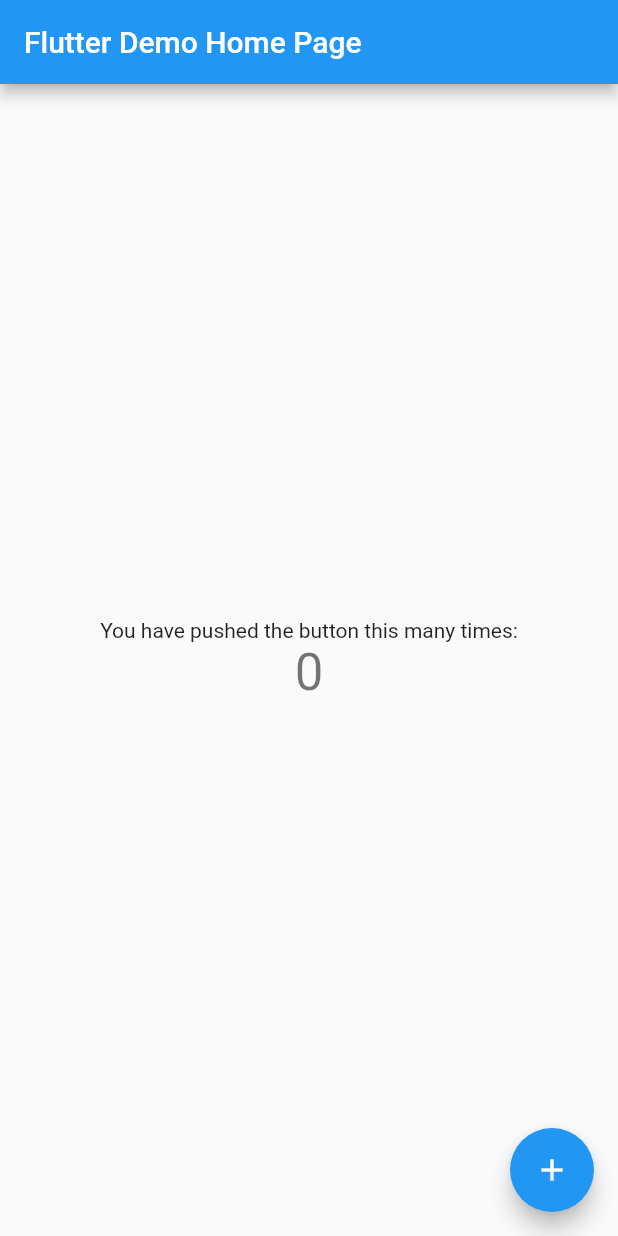
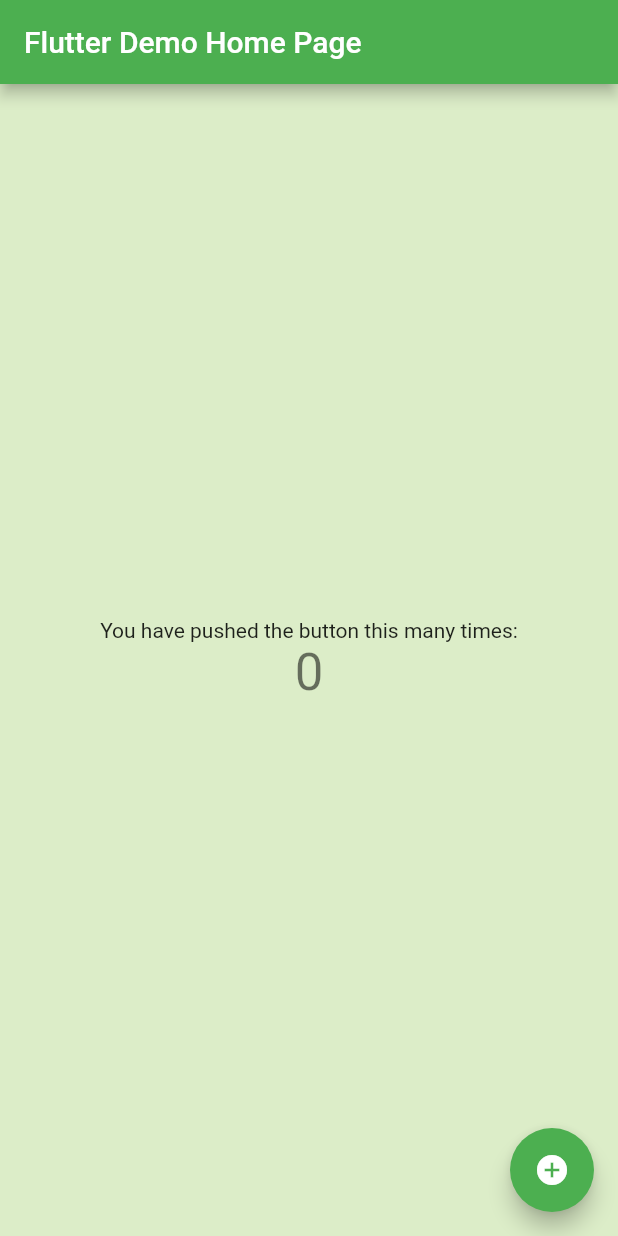
Before and after one commit to DenisMutinda/denis-planner, a Flutter app: the screen it shows after launch, on a phone screen of 412 x 824 dp. Run offline on Flutter 3.47's test engine with Material 2 defaults, Android fonts, the phone set to English and light mode, and no system bars; our stand-ins replace shared_preferences.

```diff
--- a/lib/main.dart
+++ b/lib/main.dart
@@ -1,4 +1,5 @@
 import 'package:flutter/material.dart';
+import 'package:shared_preferences/shared_preferences.dart';
 
 void main() {
   runApp(MyApp());
@@ -12,21 +13,15 @@ class MyApp extends StatelessWidget {
       title: 'Flutter Demo',
       theme: ThemeData(
         // This is the theme of your application.
-        //
-        // Try running your application with "flutter run". You'll see the
-        // application has a blue toolbar. Then, without quitting the app, try
-        // changing the primarySwatch below to Colors.green and then invoke
-        // "hot reload" (press "r" in the console where you ran "flutter run",
-        // or simply save your changes to "hot reload" in a Flutter IDE).
-        // Notice that the counter didn't reset back to zero; the application
-        // is not restarted.
-        primarySwatch: Colors.blue,
+        primarySwatch: Colors.green,
+        canvasColor: Colors.lightGreen.shade100,
         // This makes the visual density adapt to the platform that you run
         // the app on. For desktop platforms, the controls will be smaller and
         // closer together (more dense) than on mobile platforms.
         visualDensity: VisualDensity.adaptivePlatformDensity,
       ),
       home: MyHomePage(title: 'Flutter Demo Home Page'),
+      debugShowCheckedModeBanner: false,
     );
   }
 }
@@ -61,6 +56,13 @@ class _MyHomePageState extends State<MyHomePage> {
       // called again, and so nothing would appear to happen.
       _counter++;
     });
+  }
+
+  void _updateSharedPrefences() async{
+    SharedPreferences prefs = await SharedPreferences.getInstance();
+    int counter = (prefs.getInt('counter') ?? 0) + 1;
+    print('Pressed $counter times.');
+    await prefs.setInt('counter', counter);
   }
 
   @override
@@ -110,7 +112,7 @@ class _MyHomePageState extends State<MyHomePage> {
       floatingActionButton: FloatingActionButton(
         onPressed: _incrementCounter,
         tooltip: 'Increment',
-        child: Icon(Icons.add),
+        child: Icon(Icons.add_circle),
       ), // This trailing comma makes auto-formatting nicer for build methods.
     );
   }
--- a/pubspec.yaml
+++ b/pubspec.yaml
@@ -24,6 +24,7 @@ dependencies:
   flutter:
     sdk: flutter
 
+  shared_preferences: ^0.5.7+3
 
   # The following adds the Cupertino Icons font to your application.
   # Use with the CupertinoIcons class for iOS style icons.
```
Also changed, not shown: pubspec.lock, 1 other file.
